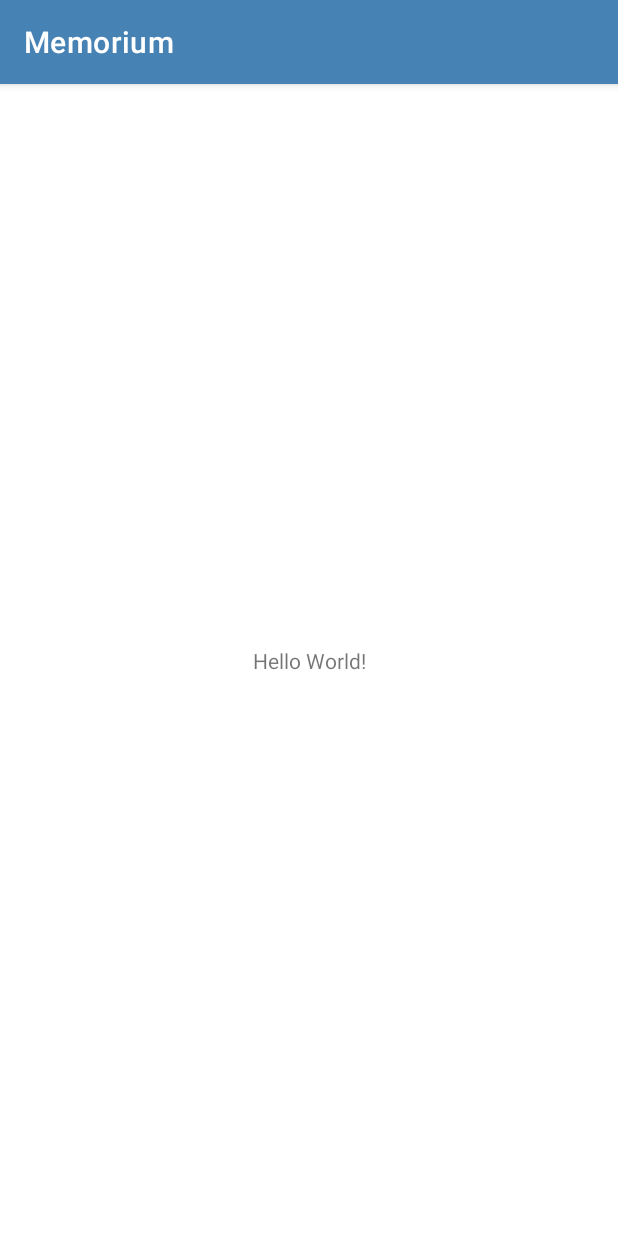
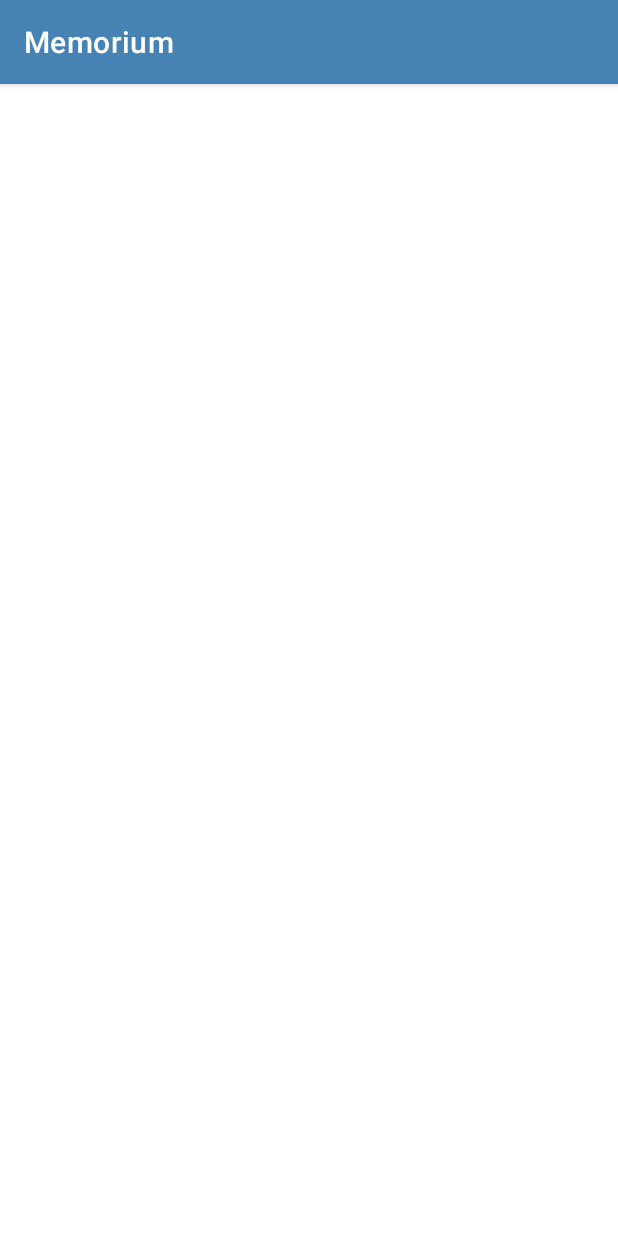
Before and after one commit to ACMDreamTeam/Memorium-android, an Android app: the MainActivity screen opened directly, with no data from a screen before it, on a phone screen of 412 x 824 dp. Run offline under Robolectric (Android 15) with nearby library versions, the phone set to English and light mode, and no system bars; 4 statements that could not run were skipped.

```diff
--- a/app/build.gradle
+++ b/app/build.gradle
@@ -39,6 +39,11 @@ dependencies {
     androidTestImplementation 'androidx.test.ext:junit:1.1.4'
     androidTestImplementation 'androidx.test.espresso:espresso-core:3.5.0'
 
+
+    implementation 'com.squareup.retrofit2:retrofit:2.9.0'
+    implementation 'com.squareup.retrofit2:converter-gson:2.9.0'
+    implementation 'com.squareup.okhttp3:okhttp:3.14.9'
+
     implementation 'com.google.firebase:firebase-auth:21.1.0'
     implementation 'com.google.android.gms:play-services-auth:20.4.0'
 }
--- a/app/src/main/res/layout/activity_main.xml
+++ b/app/src/main/res/layout/activity_main.xml
@@ -1,18 +1,12 @@
 <?xml version="1.0" encoding="utf-8"?>
-<androidx.constraintlayout.widget.ConstraintLayout xmlns:android="http://schemas.android.com/apk/res/android"
+<RelativeLayout xmlns:android="http://schemas.android.com/apk/res/android"
     xmlns:app="http://schemas.android.com/apk/res-auto"
     xmlns:tools="http://schemas.android.com/tools"
     android:layout_width="match_parent"
     android:layout_height="match_parent"
     tools:context=".MainActivity">
 
-    <TextView
-        android:layout_width="wrap_content"
-        android:layout_height="wrap_content"
-        android:text="Hello World!"
-        app:layout_constraintBottom_toBottomOf="parent"
-        app:layout_constraintEnd_toEndOf="parent"
-        app:layout_constraintStart_toStartOf="parent"
-        app:layout_constraintTop_toTopOf="parent" />
 
-</androidx.constraintlayout.widget.ConstraintLayout>
+
+
+</RelativeLayout>
```
Also changed, not shown: app/src/main/java/com/acmdreamteam/memorium/APIService.kt (added, +14 -0 lines), app/src/main/java/com/acmdreamteam/memorium/MainActivity.java (+14 -0 lines), app/src/main/java/com/acmdreamteam/memorium/QuestionnaireActivity.java (+47 -2 lines), app/src/main/java/com/acmdreamteam/memorium/SignupActivity.java (+20 -1 lines), app/src/main/java/com/acmdreamteam/memorium/User.java (+8 -9 lines).
